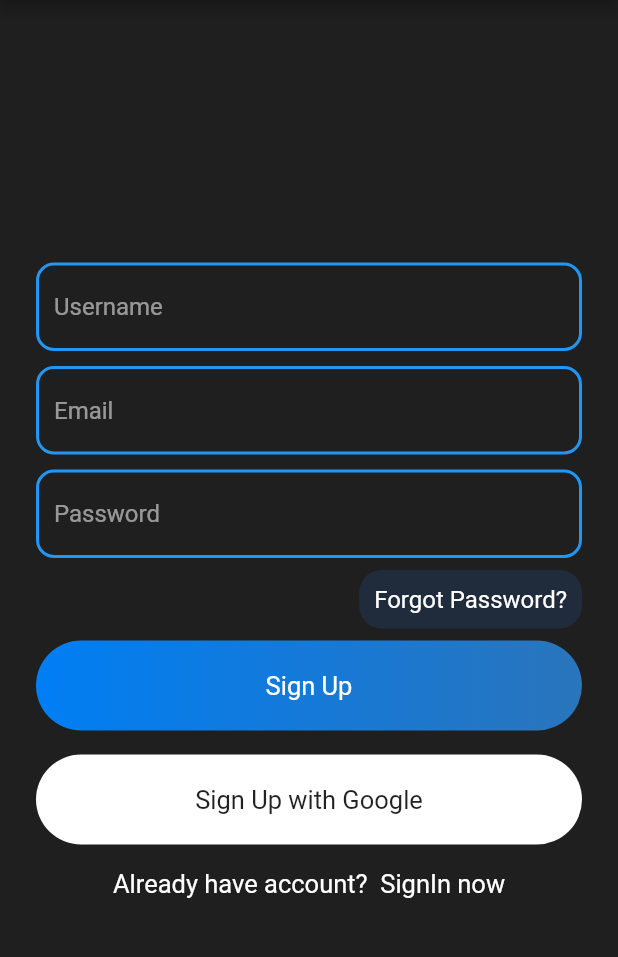
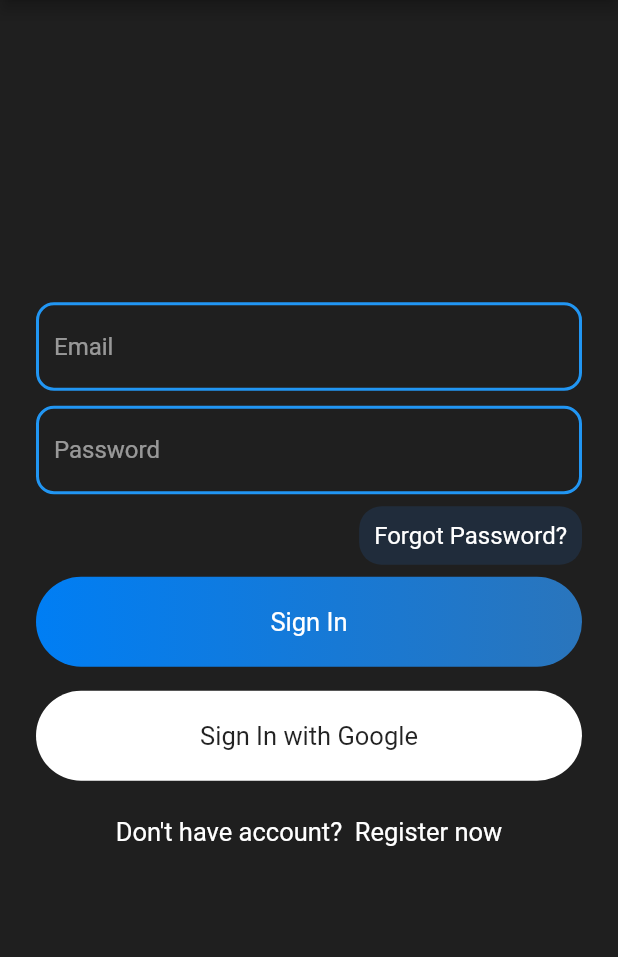
Before and after one commit to lakshaymadhav/ChatApp, a Flutter app: the screen it shows after launch, on a phone screen of 412 x 824 dp, the part 84-1041 px from its top. Run offline on Flutter 3.47's test engine with Material 2 defaults, Android fonts, the phone set to English and light mode, and no system bars; our stand-ins replace firebase_auth, firebase_core; accounts and stored records are empty.

Commit message:
login fixed

```diff
--- /dev/null
+++ b/lib/Helper/authenticate.dart
@@ -0,0 +1,27 @@
+import 'package:Chat_app/views/signin.dart';
+import 'package:Chat_app/views/signup.dart';
+import 'package:flutter/material.dart';
+
+class Authenticate extends StatefulWidget {
+  @override
+  _AuthenticateState createState() => _AuthenticateState();
+}
+
+class _AuthenticateState extends State<Authenticate> {
+  bool showSignIn = true;
+
+  void toggleView() {
+    setState(() {
+      showSignIn = !showSignIn;
+    });
+  }
+
+  @override
+  Widget build(BuildContext context) {
+    if (showSignIn) {
+      return SignIn(toggleView);
+    } else {
+      return Signup(toggleView);
+    }
+  }
+}
--- a/lib/main.dart
+++ b/lib/main.dart
@@ -1,3 +1,4 @@
+import 'package:Chat_app/Helper/authenticate.dart';
 import 'package:Chat_app/views/signin.dart';
 import 'package:Chat_app/views/signup.dart';
 import 'package:firebase_core/firebase_core.dart';
@@ -20,7 +21,7 @@ class MyApp extends StatelessWidget {
         primarySwatch: Colors.blue,
         visualDensity: VisualDensity.adaptivePlatformDensity,
       ),
-      home: Signup(),
+      home: Authenticate(),
     );
   }
 }
--- a/lib/views/signin.dart
+++ b/lib/views/signin.dart
@@ -2,6 +2,8 @@ import 'package:Chat_app/widgets/widget.dart';
 import 'package:flutter/material.dart';
 
 class SignIn extends StatefulWidget {
+  final Function toggle;
+  SignIn(this.toggle);
   @override
   _SignInState createState() => _SignInState();
 }
@@ -91,9 +93,17 @@ class _SignInState extends State<SignIn> {
                       "Don't have account?  ",
                       style: bigetextfieldstyle(),
                     ),
-                    Text(
-                      "Register now",
-                      style: bigetextfieldstyle(),
+                    GestureDetector(
+                      onTap: () {
+                        widget.toggle();
+                      },
+                      child: Container(
+                        padding: EdgeInsets.symmetric(vertical: 8),
+                        child: Text(
+                          "Register now",
+                          style: bigetextfieldstyle(),
+                        ),
+                      ),
                     ),
                   ],
                 ),
--- a/pubspec.yaml
+++ b/pubspec.yaml
@@ -28,7 +28,10 @@ dependencies:
   # The following adds the Cupertino Icons font to your application.
   # Use with the CupertinoIcons class for iOS style icons.
   cupertino_icons: ^0.1.3
-  firebase_auth: ^0.18.0+1
+  firebase_auth: ^0.16.1
+  firebase_database: ^3.0.0
+  firebase_core: ^0.4.0
+  cloud_firestore: ^0.13.5
 
 
 
```
Also changed, not shown: lib/services/auth.dart (+13 -13 lines), lib/views/chatroomsscreen.dart (+37 -0 lines), lib/views/signup.dart (+20 -4 lines), pubspec.lock.
